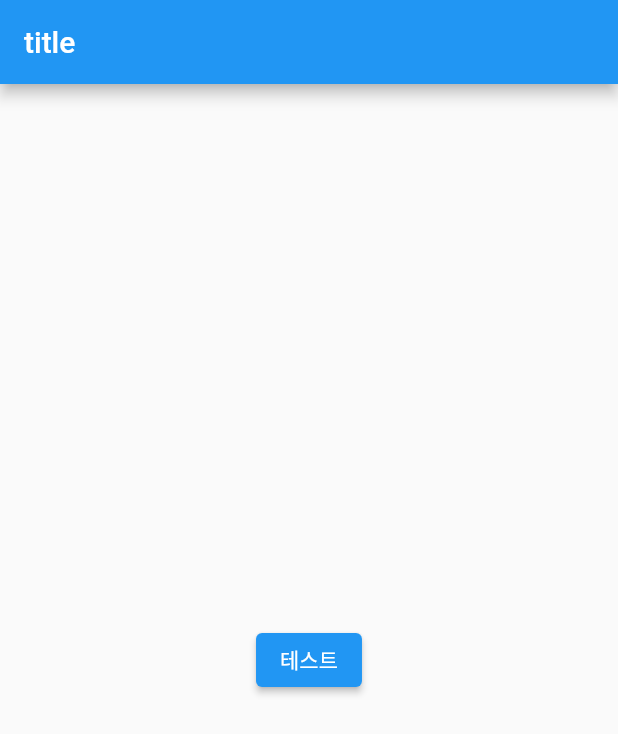
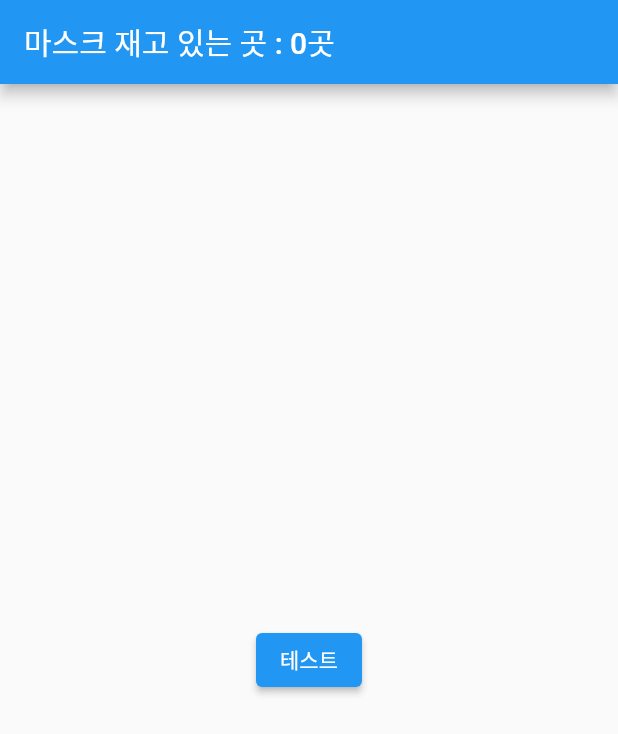
Before and after one commit to janepark423/flutter_mask_o, a Flutter app: the screen it shows after launch, on a phone screen of 412 x 824 dp. Shown: the top 734 px of the screen. Run offline on Flutter 3.47's test engine with Material 2 defaults, Android fonts, the phone set to English and light mode, and no system bars.

Commit message:
api 호출

```diff
--- a/lib/main.dart
+++ b/lib/main.dart
@@ -1,5 +1,4 @@
 import 'dart:convert';
-
 import 'package:flutter/material.dart';
 import 'package:http/http.dart' as http;
 
@@ -42,7 +41,7 @@ class _MyHomePageState extends State<MyHomePage> {
   Widget build(BuildContext context) {
     return Scaffold(
       appBar: AppBar(
-        title: Text('title'),
+        title: Text('마스크 재고 있는 곳 : 0곳'),
       ),
       body: Center(
         child: ElevatedButton(onPressed: fetch, child: Text('테스트')),
```
